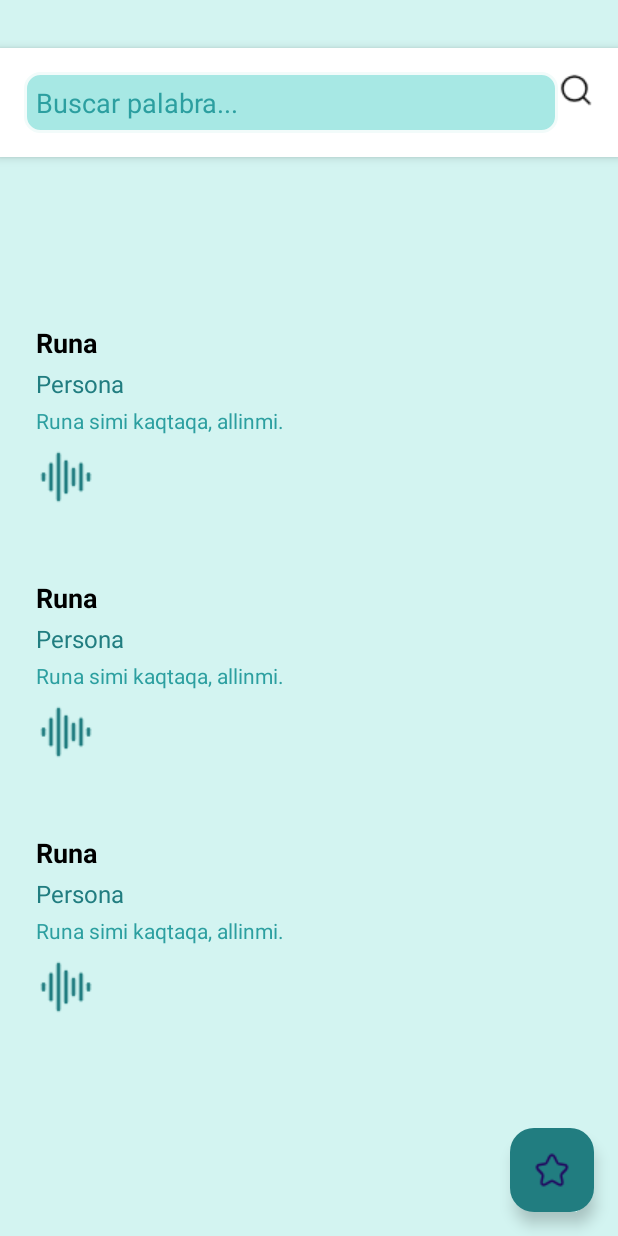
After one commit to LuisKinnDC/Aprende_Quechua, an Android app: the layout fragment_diccionario.xml on its own in the app's theme, with its tools: preview values and no code run, on a phone screen of 412 x 824 dp. The commit adds this screen. Run offline under Robolectric (Android 15) with nearby library versions, the phone set to English and light mode, and no system bars.

Commit message:
nuevos fragmentos para el diccionario

```diff
--- /dev/null
+++ b/app/src/main/res/layout/fragment_diccionario.xml
@@ -0,0 +1,93 @@
+<?xml version="1.0" encoding="utf-8"?>
+<FrameLayout xmlns:android="http://schemas.android.com/apk/res/android"
+    xmlns:app="http://schemas.android.com/apk/res-auto"
+    xmlns:tools="http://schemas.android.com/tools"
+    android:layout_width="match_parent"
+    android:layout_height="match_parent"
+    tools:context=".fragments.DiccionarioFragment"
+    android:background="@color/color_100">
+
+    <!-- Barra de búsqueda -->
+
+    <!-- Selector de idioma -->
+
+    <LinearLayout
+        android:id="@+id/searchBarLayout"
+        android:layout_width="match_parent"
+        android:layout_height="wrap_content"
+        android:background="@color/white"
+        android:layout_marginTop="32dp"
+        android:elevation="4dp"
+        android:orientation="horizontal"
+        android:padding="16dp">
+
+        <EditText
+            android:id="@+id/searchInput"
+            android:layout_width="0dp"
+            android:layout_height="wrap_content"
+            android:layout_weight="1"
+            android:background="@drawable/edit_txt_bg"
+            android:hint="Buscar palabra..."
+            android:padding="8dp"
+            android:textColorHint="@color/color_500" />
+
+        <ImageButton
+            android:id="@+id/btnSearch"
+            android:layout_width="wrap_content"
+            android:layout_height="wrap_content"
+            android:background="?attr/selectableItemBackgroundBorderless"
+            android:contentDescription="Buscar"
+            android:src="@drawable/ic_search" />
+    </LinearLayout>
+
+    <!--<LinearLayout
+        android:id="@+id/languageSelectorLayout"
+        android:layout_width="match_parent"
+        android:layout_height="wrap_content"
+        android:orientation="horizontal"
+        android:gravity="center"
+        android:padding="8dp"
+        android:background="@color/white"
+        android:layout_marginTop="100dp"
+        android:elevation="4dp">
+
+        <Button
+            android:id="@+id/btnQuechuaToSpanish"
+            android:layout_width="0dp"
+            android:layout_height="wrap_content"
+            android:layout_weight="1"
+            android:text="Quechua → Español"
+            android:backgroundTint="@color/color_700"
+            android:textColor="@color/white" />
+
+        <Button
+            android:id="@+id/btnSpanishToQuechua"
+            android:layout_width="0dp"
+            android:layout_height="wrap_content"
+            android:layout_weight="1"
+            android:text="Español → Quechua"
+            android:backgroundTint="@color/color_700"
+            android:textColor="@color/white" />
+    </LinearLayout>-->
+
+    <!-- Lista de resultados -->
+    <androidx.recyclerview.widget.RecyclerView
+        android:id="@+id/recyclerResults"
+        android:layout_width="match_parent"
+        android:layout_height="match_parent"
+        android:layout_marginTop="160dp"
+        android:padding="16dp"
+        android:scrollbars="vertical"
+        tools:listitem="@layout/item_dictionary_result" />
+
+    <!-- Botón de Favoritos -->
+    <com.google.android.material.floatingactionbutton.FloatingActionButton
+        android:id="@+id/fabFavorites"
+        android:layout_width="wrap_content"
+        android:layout_height="wrap_content"
+        android:layout_gravity="bottom|end"
+        android:layout_margin="16dp"
+        android:src="@drawable/ic_star"
+        android:backgroundTint="@color/color_600"
+        android:contentDescription="Favoritos" />
+</FrameLayout>
--- a/app/src/main/res/layout/fragment_inicio.xml
+++ b/app/src/main/res/layout/fragment_inicio.xml
@@ -248,6 +248,7 @@
 
                 <!-- Fondo Blanco para el Ícono -->
                 <FrameLayout
+                    android:id="@+id/layoutDiccionario"
                     android:layout_width="80dp"
                     android:layout_height="80dp"
                     android:background="@drawable/blanco_arriba_boton"> <!-- Fondo blanco redondeado -->
--- /dev/null
+++ b/app/src/main/res/layout/item_dictionary_result.xml
@@ -0,0 +1,49 @@
+<?xml version="1.0" encoding="utf-8"?>
+<LinearLayout xmlns:android="http://schemas.android.com/apk/res/android"
+    android:layout_marginTop="32dp"
+    android:layout_width="match_parent"
+    android:layout_height="wrap_content"
+    android:orientation="vertical"
+    android:padding="8dp"
+    android:background="?attr/selectableItemBackground">
+
+    <!-- Palabra original -->
+    <TextView
+        android:id="@+id/txtOriginalWord"
+        android:layout_width="wrap_content"
+        android:layout_height="wrap_content"
+        android:text="Runa"
+        android:textSize="18sp"
+        android:textStyle="bold"
+        android:textColor="@color/black" />
+
+    <!-- Traducción -->
+    <TextView
+        android:id="@+id/txtTranslation"
+        android:layout_width="wrap_content"
+        android:layout_height="wrap_content"
+        android:text="Persona"
+        android:textSize="16sp"
+        android:textColor="@color/color_600"
+        android:layout_marginTop="4dp" />
+
+    <!-- Ejemplo de uso -->
+    <TextView
+        android:id="@+id/txtExample"
+        android:layout_width="wrap_content"
+        android:layout_height="wrap_content"
+        android:text="Runa simi kaqtaqa, allinmi."
+        android:textSize="14sp"
+        android:textColor="@color/color_500"
+        android:layout_marginTop="4dp" />
+
+    <!-- Botón de audio -->
+    <ImageButton
+        android:id="@+id/btnAudio"
+        android:layout_width="wrap_content"
+        android:layout_height="wrap_content"
+        android:src="@drawable/ic_audio"
+        android:background="?attr/selectableItemBackgroundBorderless"
+        android:contentDescription="Escuchar pronunciación"
+        android:layout_marginTop="8dp" />
+</LinearLayout>
```
Also changed, not shown: app/src/main/java/com/app/aprendequechua/adapters/DictionaryAdapter.kt (added, +43 -0 lines), app/src/main/java/com/app/aprendequechua/fragments/DiccionarioFragment.kt (added, +68 -0 lines), app/src/main/java/com/app/aprendequechua/fragments/InicioFragment.kt (+21 -1 lines), app/src/main/java/com/app/aprendequechua/models/Palabra.kt (added, +10 -0 lines), app/src/main/res/drawable/ic_search.png (added), app/src/main/res/drawable/ic_star.png (added).
